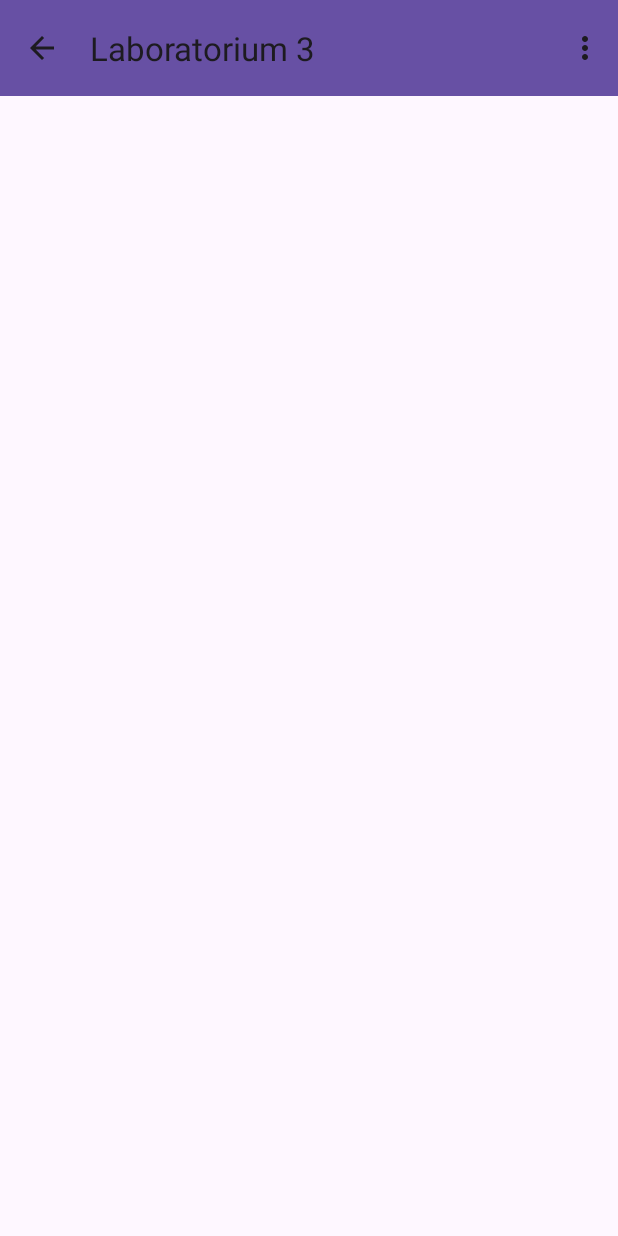
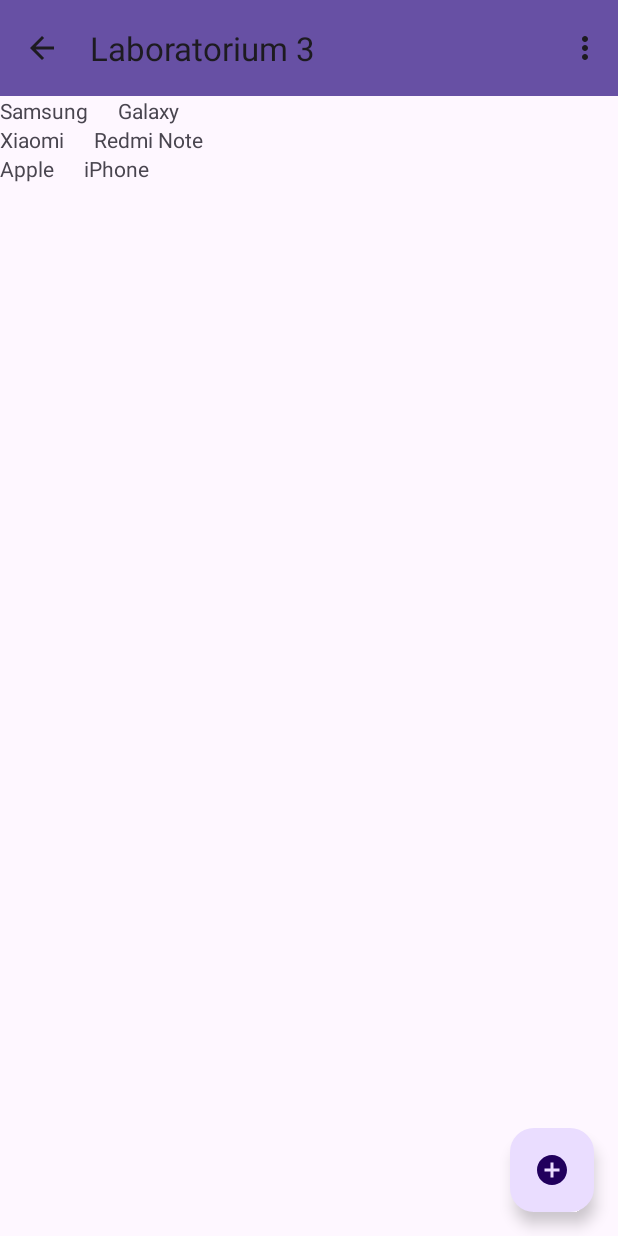
Before and after one commit to wisnieibiszkopty/ProgramowanieAplikacjiAndroid, an Android app: the Lab3Activity screen opened directly, with no data from a screen before it, on a phone screen of 412 x 824 dp. Run offline under Robolectric (Android 15) with nearby library versions, the phone set to English and light mode, and no system bars; our stand-ins replace Room's generated code.

Commit message:
Added activity for inserting new phones, and suitable method to Dao and Repository. Added possibility of entering website from Phone model.

```diff
--- a/app/src/main/java/com/example/programowanieaplikacjiandroid/Activities/Lab3Activity.java
+++ b/app/src/main/java/com/example/programowanieaplikacjiandroid/Activities/Lab3Activity.java
@@ -1,5 +1,6 @@
 package com.example.programowanieaplikacjiandroid.Activities;
 
+import android.content.Intent;
 import android.os.Bundle;
 import android.util.Log;
 import android.view.Menu;
@@ -7,11 +8,12 @@ import android.view.MenuItem;
 import android.view.View;
 
 import androidx.activity.EdgeToEdge;
+import androidx.activity.result.ActivityResult;
+import androidx.activity.result.ActivityResultCallback;
+import androidx.activity.result.ActivityResultLauncher;
+import androidx.activity.result.contract.ActivityResultContracts;
 import androidx.annotation.NonNull;
 import androidx.appcompat.app.AppCompatActivity;
-import androidx.core.graphics.Insets;
-import androidx.core.view.ViewCompat;
-import androidx.core.view.WindowInsetsCompat;
 import androidx.lifecycle.ViewModelProvider;
 import androidx.recyclerview.widget.LinearLayoutManager;
 import androidx.recyclerview.widget.RecyclerView;
@@ -40,26 +42,29 @@ public class Lab3Activity extends AppCompatActivity {
 //            return insets;
 //        });
 
+        // basic setup
         binding  = ActivityLab3Binding.inflate(getLayoutInflater());
         View view = binding.getRoot();
         setContentView(view);
 
+        // actionbar configuration
         setSupportActionBar(binding.phoneToolbar);
         getSupportActionBar().setTitle("Laboratorium 3");
         getSupportActionBar().setDisplayHomeAsUpEnabled(true);
 
-        //RecyclerView recyclerView = binding.phoneList;
-        //phoneAdapter = new PhoneAdapter(this);
-        //recyclerView.setAdapter(phoneAdapter);
-        //recyclerView.setLayoutManager(new LinearLayoutManager(this));
+        // creating recycler view for phones
+        RecyclerView recyclerView = binding.phoneList;
+        phoneAdapter = new PhoneAdapter(this);
+        recyclerView.setAdapter(phoneAdapter);
+        recyclerView.setLayoutManager(new LinearLayoutManager(this));
 
+        // providing view model and using it to show all phones
         viewModel = new ViewModelProvider(this).get(Lab3ViewModel.class);
-        viewModel.getAllPhones().observe(this, phones -> {
-            for(Phone phone: phones){
-                Log.i("phone", phone.toString());
-            }
-            //phoneAdapter.setPhoneList(phones);
-        });
+        viewModel.getAllPhones().observe(this, phones -> phoneAdapter.setPhoneList(phones));
+
+        binding.fabAddPhone.setOnClickListener(v ->
+            activityResultLauncher.launch(new Intent(this, InsertPhoneActivity.class))
+        );
     }
 
     @Override
@@ -71,14 +76,35 @@ public class Lab3Activity extends AppCompatActivity {
     @Override
     public boolean onOptionsItemSelected(@NonNull MenuItem item) {
         // don't work 😒
-        if (item.getItemId() == 1000004) {
+        if (item.getItemId() == R.id.delete_all_phones) {
+            viewModel.deleteAllPhones();
             return true;
         }
 
         return super.onOptionsItemSelected(item);
     }
 
-    private void deleteAllPhones(){
+    // handling new activity for creating phones
+    ActivityResultLauncher<Intent> activityResultLauncher = registerForActivityResult(
+            new ActivityResultContracts.StartActivityForResult(),
+            new ActivityResultCallback<ActivityResult>() {
+                @Override
+                public void onActivityResult(ActivityResult result) {
+                    Intent data = result.getData();
+                    handleActivityResult(data);
+                }
+            }
+    );
 
+    public void handleActivityResult(Intent data){
+        if(data != null && data.getExtras().getBoolean("hasPhone")){
+            viewModel.insertPhone(new Phone(
+                    data.getStringExtra("producer"),
+                    data.getStringExtra("model"),
+                    data.getStringExtra("version"),
+                    data.getStringExtra("website")
+            ));
+        }
     }
+
 }
--- a/app/src/main/java/com/example/programowanieaplikacjiandroid/Adapters/GradeAdapter.java
+++ b/app/src/main/java/com/example/programowanieaplikacjiandroid/Adapters/GradeAdapter.java
@@ -59,8 +59,6 @@ public class GradeAdapter extends RecyclerView.Adapter<GradeAdapter.GradeHolder>
         public GradeHolder(View view){
             super(view);
 
-            // TODO napraw layout
-
             name = view.findViewById(R.id.name);
 
             RadioGroup buttons = view.findViewById(R.id.buttons);
--- a/app/src/main/java/com/example/programowanieaplikacjiandroid/Adapters/PhoneAdapter.java
+++ b/app/src/main/java/com/example/programowanieaplikacjiandroid/Adapters/PhoneAdapter.java
@@ -1,36 +1,44 @@
 package com.example.programowanieaplikacjiandroid.Adapters;
 
+import android.app.Activity;
 import android.content.Context;
 import android.view.LayoutInflater;
 import android.view.View;
 import android.view.ViewGroup;
+import android.widget.TextView;
 
 import androidx.annotation.NonNull;
 import androidx.lifecycle.LiveData;
 import androidx.recyclerview.widget.RecyclerView;
 
 import com.example.programowanieaplikacjiandroid.Data.Models.Phone;
+import com.example.programowanieaplikacjiandroid.R;
 
 import java.util.List;
 
 public class PhoneAdapter extends RecyclerView.Adapter<PhoneAdapter.PhoneHolder> {
-    private LayoutInflater inflater;
+    //private LayoutInflater inflater;
+    private final Activity activity;
     private List<Phone> phoneList;
 
-    public PhoneAdapter(Context context) {
-        inflater = LayoutInflater.from(context);
+    public PhoneAdapter(Activity context) {
+        //inflater = LayoutInflater.from(context);
+        activity = context;
         phoneList = null;
     }
 
     @NonNull
     @Override
     public PhoneHolder onCreateViewHolder(@NonNull ViewGroup parent, int viewType) {
-        return null;
+        View rowRootView = activity.getLayoutInflater()
+                .inflate(R.layout.phone_component, parent, false);
+        return new PhoneAdapter.PhoneHolder(rowRootView);
     }
 
     @Override
     public void onBindViewHolder(@NonNull PhoneHolder holder, int position) {
-
+        Phone phone = phoneList.get(position);
+        holder.bindData(phone.getModel(), phone.getProducer());
     }
 
     @Override
@@ -45,9 +53,20 @@ public class PhoneAdapter extends RecyclerView.Adapter<PhoneAdapter.PhoneHolder>
     }
 
     public class PhoneHolder extends RecyclerView.ViewHolder{
+        private final TextView modelText;
+        private final TextView producerText;
 
-        public PhoneHolder(@NonNull View itemView) {
+
+        public PhoneHolder(View itemView) {
             super(itemView);
+            modelText = itemView.findViewById(R.id.phone_model);
+            producerText = itemView.findViewById(R.id.phone_producer);
+
+        }
+
+        public void bindData(String model, String producer){
+            modelText.setText(model);
+            producerText.setText(producer);
         }
     }
 
--- a/app/src/main/java/com/example/programowanieaplikacjiandroid/Data/Dao/PhoneDao.java
+++ b/app/src/main/java/com/example/programowanieaplikacjiandroid/Data/Dao/PhoneDao.java
@@ -21,7 +21,7 @@ public interface PhoneDao {
     @Query("SELECT p.id, p.producer, p.model FROM phone p")
     LiveData<List<Phone>> selectAll();
 
-    @Delete
-    void deleteAll(Phone... phones);
+    @Query("DELETE FROM phone")
+    void deleteAll();
 
 }
--- a/app/src/main/java/com/example/programowanieaplikacjiandroid/Data/Database.java
+++ b/app/src/main/java/com/example/programowanieaplikacjiandroid/Data/Database.java
@@ -39,7 +39,7 @@ public abstract class Database extends RoomDatabase {
     }
 
     private static final int NUMBER_OF_THREADS = 4;
-    static final ExecutorService databaseWriteExecutor = Executors.newFixedThreadPool(NUMBER_OF_THREADS);
+    public static final ExecutorService databaseWriteExecutor = Executors.newFixedThreadPool(NUMBER_OF_THREADS);
 
     private static RoomDatabase.Callback sRoomDatabaseCallback = new RoomDatabase.Callback(){
         @Override
--- a/app/src/main/java/com/example/programowanieaplikacjiandroid/Data/Repositories/PhoneRepository.java
+++ b/app/src/main/java/com/example/programowanieaplikacjiandroid/Data/Repositories/PhoneRepository.java
@@ -14,15 +14,33 @@ public class PhoneRepository {
     private PhoneDao dao;
     LiveData<List<Phone>> phones;
 
+    /*
+        Nie wiem czy tak powinineme to robić
+        żeby wszędzie dawać executora
+     */
+
     public PhoneRepository(Application app) {
         Database db = Database.getDatabase(app);
         dao = db.phoneDao();
         phones = dao.selectAll();
     }
 
+    public void addPhone(Phone phone){
+        Database.databaseWriteExecutor.execute(() -> {
+            dao.addPhone(phone);
+        });
+    }
+
     public LiveData<List<Phone>> getAllPhones(){
         return phones;
     }
 
+    public void deleteAllPhones(){
+        // błąd - za dużo czasu zajmuje operacja i trzeba wrzucić do osobnego wątku
+        // dlatego używam executora
+        Database.databaseWriteExecutor.execute(() -> {
+            dao.deleteAll();
+        });
+    }
 
 }
--- /dev/null
+++ b/app/src/main/res/drawable/ic_add_circle_24.xml
@@ -0,0 +1,5 @@
+<vector android:height="24dp" android:tint="#000000"
+    android:viewportHeight="24" android:viewportWidth="24"
+    android:width="24dp" xmlns:android="http://schemas.android.com/apk/res/android">
+    <path android:fillColor="@android:color/white" android:pathData="M12,2C6.48,2 2,6.48 2,12s4.48,10 10,10 10,-4.48 10,-10S17.52,2 12,2zM17,13h-4v4h-2v-4L7,13v-2h4L11,7h2v4h4v2z"/>
+</vector>
--- a/app/src/main/res/layout/activity_lab3.xml
+++ b/app/src/main/res/layout/activity_lab3.xml
@@ -26,4 +26,13 @@
         app:layout_constraintTop_toBottomOf="@+id/phone_toolbar"
         tools:listitem="@layout/phone_component" />
 
+    <com.google.android.material.floatingactionbutton.FloatingActionButton
+        android:id="@+id/fabAddPhone"
+        app:layout_constraintBottom_toBottomOf="parent"
+        app:layout_constraintEnd_toEndOf="parent"
+        android:src="@drawable/ic_add_circle_24"
+        android:layout_width="wrap_content"
+        android:layout_height="wrap_content"
+        android:layout_margin="16dp" />
+
 </androidx.constraintlayout.widget.ConstraintLayout>
```
Also changed, not shown: app/src/main/AndroidManifest.xml (+6 -2 lines), app/src/main/java/com/example/programowanieaplikacjiandroid/Activities/InsertPhoneActivity.java (added, +60 -0 lines), app/src/main/java/com/example/programowanieaplikacjiandroid/Activities/ViewModels/Lab3ViewModel.java (+20 -1 lines), app/src/main/java/com/example/programowanieaplikacjiandroid/Data/Models/Phone.java (+10 -0 lines), app/src/main/res/layout/activity_insert_phone.xml (added, +69 -0 lines), app/src/main/res/values/strings.xml (+11 -0 lines).
